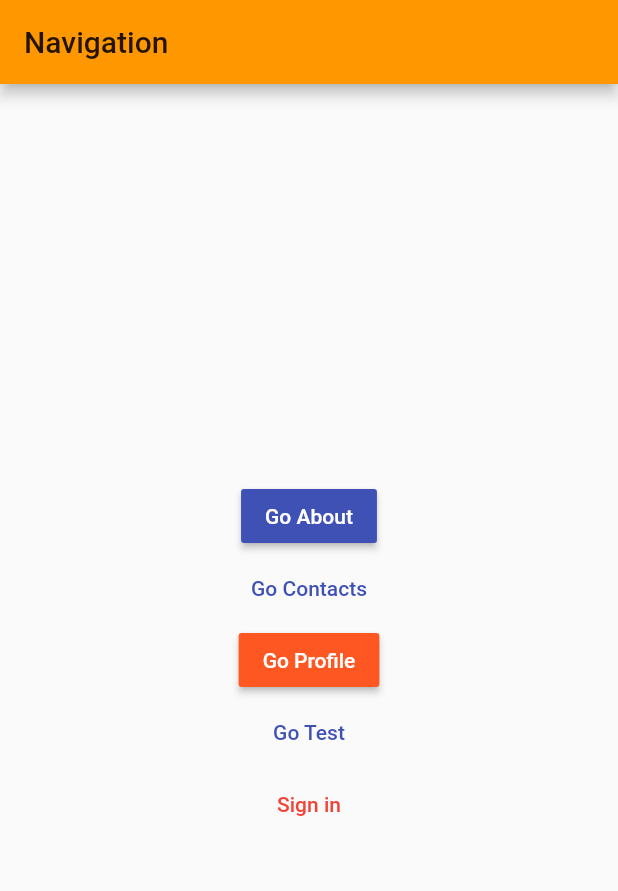
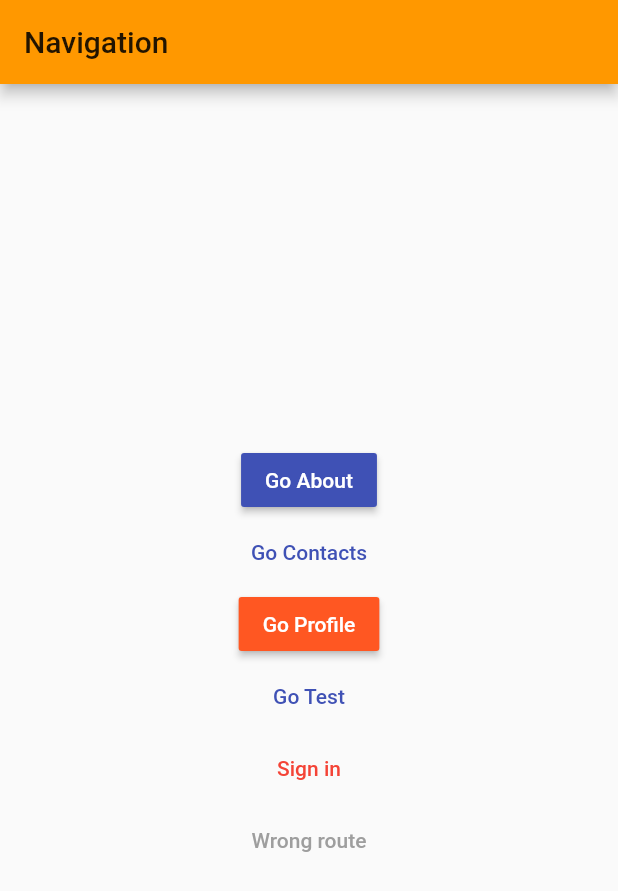
Before and after one commit to ismayilov1995/Flutter_Demo, a Flutter app: the screen it shows after launch, on a phone screen of 412 x 824 dp. Shown: the top 891 px of the screen. Run offline on Flutter 3.47's test engine with Material 2 defaults, Android fonts, the phone set to English and light mode, and no system bars; our stand-ins replace fluttertoast.

Commit message:
Navigate onUnknownRoute

```diff
--- a/lib/main.dart
+++ b/lib/main.dart
@@ -16,6 +16,8 @@ void main() => runApp(
           '/profile': (context) => Profile("Profile"),
           '/test': (context) => TestPage("Test"),
         },
+        onUnknownRoute: (RouteSettings settings) =>
+            MaterialPageRoute(builder: (context) => AppNavigation()),
         theme: ThemeData(primarySwatch: Colors.orange),
         debugShowCheckedModeBanner: false,
       ),
--- a/lib/navigation.dart
+++ b/lib/navigation.dart
@@ -85,6 +85,15 @@ class AppNavigation extends StatelessWidget {
                       ));
                 },
               ),
+              FlatButton(
+                child: Text(
+                  'Wrong route',
+                  style: TextStyle(color: Colors.grey),
+                ),
+                onPressed: () {
+                  Navigator.pushNamed(context, '/wrong');
+                },
+              ),
             ],
           ),
         ));
```
